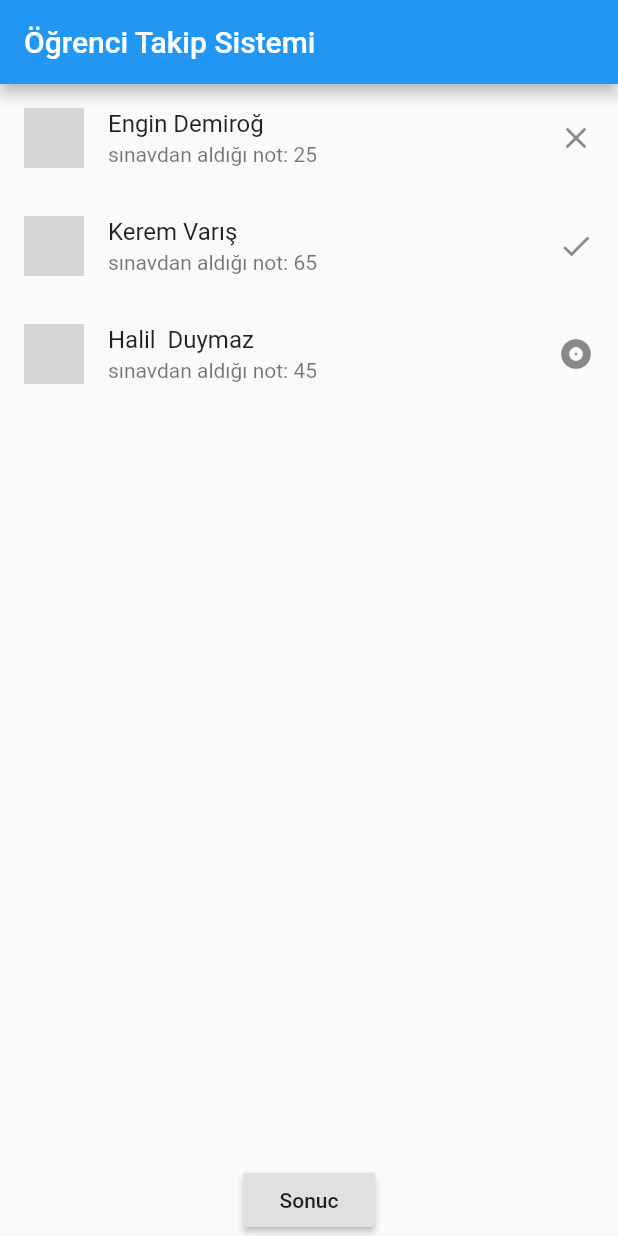
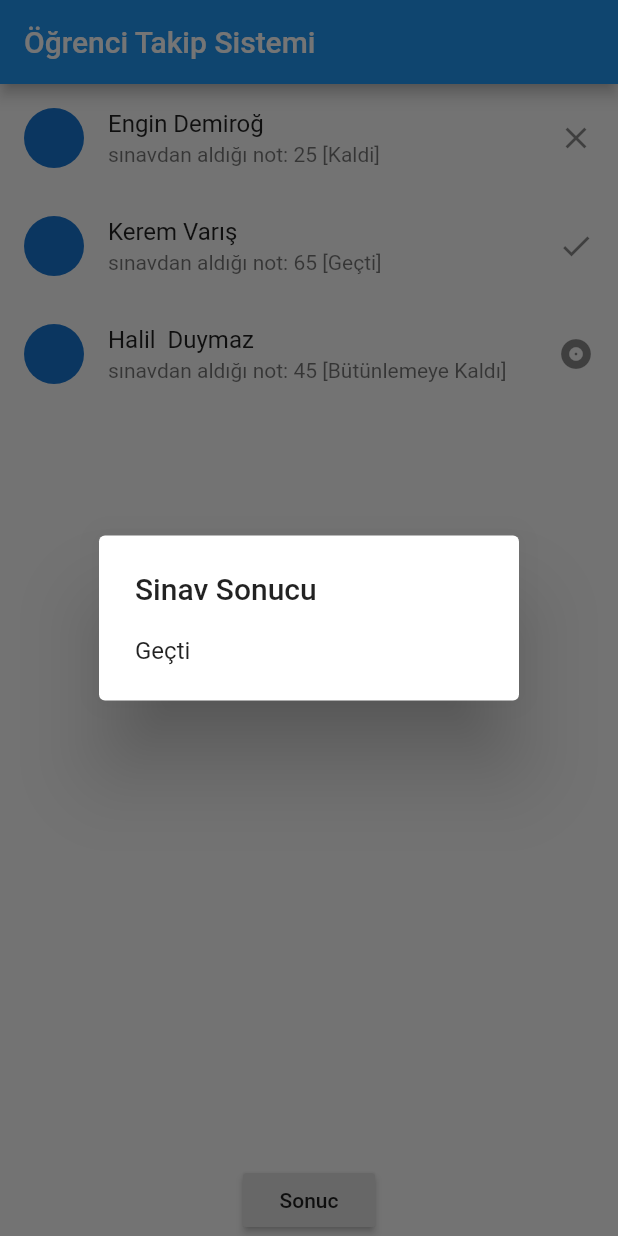
Before and after one commit to muhammedyildizbas/Ogrenci-Takip-Sistemi, a Flutter app: the screen it shows after launch, after a tap on "Sonuc", on a phone screen of 412 x 824 dp. Run offline on Flutter 3.47's test engine with Material 2 defaults, Android fonts, the phone set to English and light mode, and no system bars; network calls fail; grey boxes are pictures that could not be loaded.

Commit message:
Get ve Setterlar ile sınav durum kontrolu

```diff
--- a/lib/main.dart
+++ b/lib/main.dart
@@ -33,7 +33,7 @@ class MyApp extends StatelessWidget {
                         backgroundImage: NetworkImage("https://cdn.pixabay.com/photo/2016/08/20/05/38/avatar-1606916_960_720.png"),
                       ),
                       title: Text(students[index].firsName + " "+ students[index].lastName),
-                      subtitle:Text("sınavdan aldığı not: "+ students[index].grade.toString()),
+                      subtitle:Text("sınavdan aldığı not: "+ students[index].grade.toString()+" ["+students[index].getStatus+"]"),
                       trailing: buildStatusIcon(students[index].grade),
                       onTap: (){
                         print(students[index].firsName + " "+ students[index].lastName);
@@ -55,6 +55,18 @@ class MyApp extends StatelessWidget {
   }
 
   String sinavHesapla(int puan) {
+String mesaj = "";
+if(puan>=50){
+  mesaj="Geçti";
+  }
+ else if (puan >=40){
+   mesaj="Bütünlemeye Kaldı";
+ }
+ else {
+   mesaj="Kaldi";
+
+ }
+ return mesaj;
 
   }
 
--- a/lib/models/student.dart
+++ b/lib/models/student.dart
@@ -3,15 +3,34 @@ class Student {
   String firsName ;
   String lastName;
   int grade;
-  String status;
+  String _status;
 
   Student (String firstName , String lastName , int grade ){
     this.firsName = firstName;
     this.lastName = lastName;
     this.grade = grade;
-    this.status = "Geçti";
 
+  }
+  String get getFirstName{
+    return "OGR - "+ this.firsName;
 
+  }
+  void set setFirstName(String value){
+    this.firsName = value;
 
+  }
+
+  String get getStatus{
+  String message = "";
+  if(this.grade>=50){
+  message="Geçti";
+  }
+  else if (this.grade>=40){
+  message="Bütünlemeye Kaldı";
+  }
+  else {
+  message="Kaldi";
+  }
+  return message;
 }
 }
```
Also changed, not shown: 2 other files.
